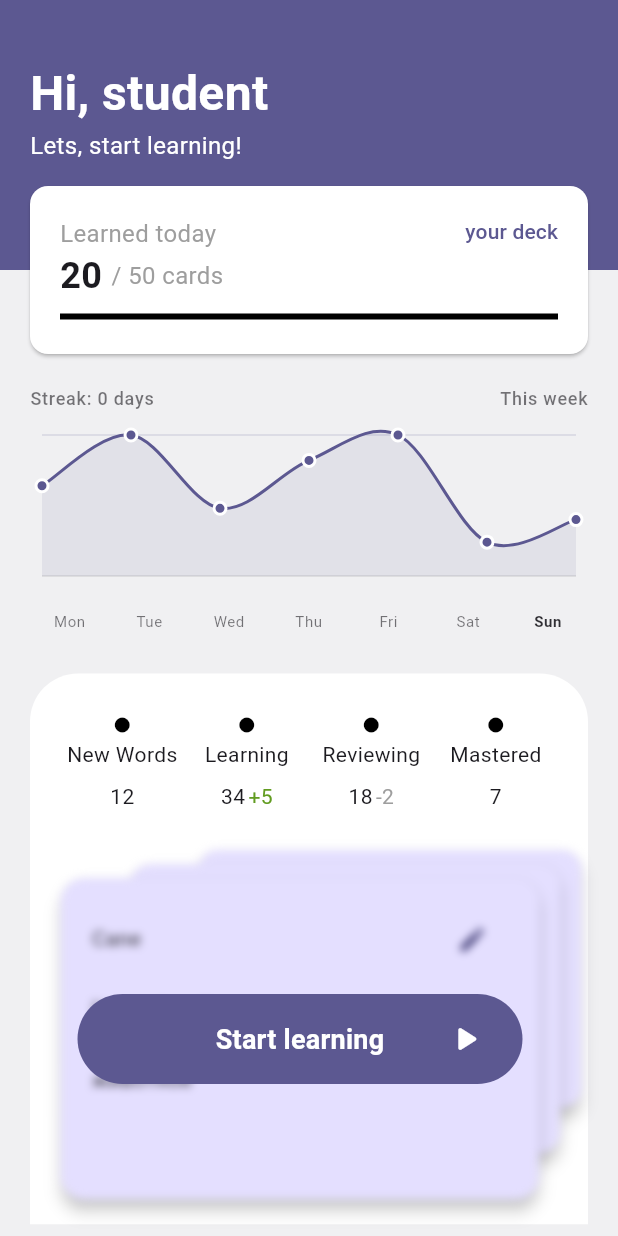
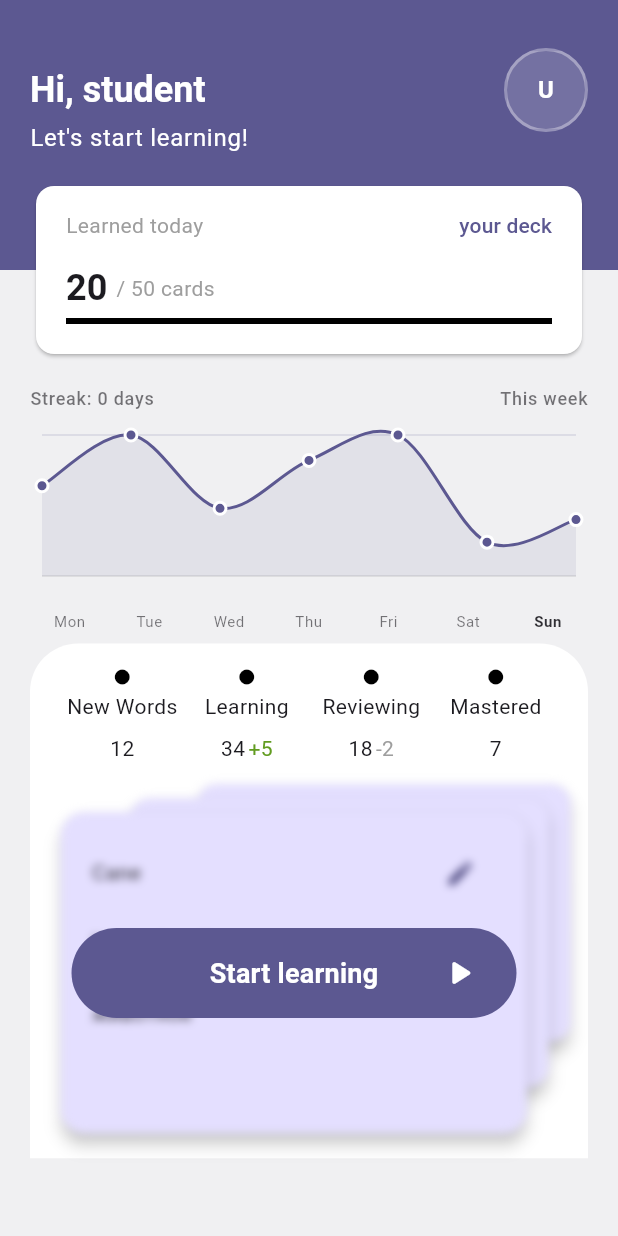
Before and after one commit to Alex-Yu21/flashcards_v2, a Flutter app: the HomeView screen opened directly, on a phone screen of 412 x 824 dp. Run offline on Flutter 3.47's test engine with Material 3 defaults, Android fonts, the phone set to English and light mode, and no system bars; drawn by our look-alikes of flutter_card_swiper; our stand-ins replace firebase_auth, firebase_core; accounts and stored records are empty; generated files the repository leaves out were written again.

Commit message:
refactor: small changes

```diff
--- a/lib/features/auth/presentation/views/auth_view.dart
+++ b/lib/features/auth/presentation/views/auth_view.dart
@@ -1,5 +1,5 @@
 import 'package:firebase_auth/firebase_auth.dart';
-import 'package:flashcards_v2/home_view.dart';
+import 'package:flashcards_v2/features/learning/presentation/views/home_view.dart';
 import 'package:flutter/material.dart';
 
 final _firebase = FirebaseAuth.instance;
--- a/lib/features/learning/presentation/views/home_view.dart
+++ b/lib/features/learning/presentation/views/home_view.dart
@@ -4,46 +4,58 @@ import 'package:flashcards_v2/features/learning/presentation/widgets/start_learn
 import 'package:flashcards_v2/features/learning/presentation/widgets/streak_widget.dart';
 import 'package:flutter/material.dart';
 
-// ===== Layout constants =====
+const double kPad = 20;
+const kInsetsAll = EdgeInsets.symmetric(horizontal: kPad);
+const kInsetsH = EdgeInsets.symmetric(horizontal: kPad);
+const kInsetsV = EdgeInsets.symmetric(vertical: kPad);
+
 const double kHeaderStackHeight = 250;
 const double kHeaderHeight = 180;
-const double kHeaderPadding = 20;
-const double kHeaderTitleFont = 32;
-const double kHeaderSubtitleFont = 16;
 const double kHeaderTitleBottomGap = 32;
 
 const double kCardTopOffset = 120;
-const double kCardSideMargin = 16;
 const double kCardHeight = 120;
-const double kCardPadding = 20;
-const double kMetricLabelSize = 16;
-const double kMetricValueSize = 24;
 const double kProgressBarHeight = 4;
 
-const double kScreenHorizontalPadding = 20;
-
-const double kLearningSectionHPad = 20;
-const double kLearningSectionVPad = 12;
-const double kLearningSectionRightPad = 12;
-const double kLearningSectionOpacity = 0.20;
 const double kLearningSectionRadius = 32;
 const double kLearningSectionElevation = 0;
 const double kDeckHeightFactor = 0.30;
 const double kDeckWidthFactor = 0.90;
 
+const double kAvatarSize = 56;
+const double kAvatarBorderWidth = 2;
+
 class HomeView extends StatelessWidget {
-  const HomeView({super.key});
+  const HomeView({super.key, this.avatarImage, this.avatarInitials});
+
+  final ImageProvider? avatarImage;
+  final String? avatarInitials;
 
   @override
   Widget build(BuildContext context) {
     final theme = Theme.of(context);
     final cs = theme.colorScheme;
 
+    final double avatarTop = (kCardTopOffset - kAvatarSize) / 2;
+
+    final titleStyle = theme.textTheme.headlineSmall?.copyWith(
+      color: Colors.white,
+      fontWeight: FontWeight.bold,
+    );
+    final subtitleStyle = theme.textTheme.bodyLarge?.copyWith(
+      color: Colors.white,
+    );
+    final metricLabelStyle = theme.textTheme.bodyMedium?.copyWith(
+      color: Colors.grey,
+    );
+    final metricValueStyle = theme.textTheme.headlineSmall?.copyWith(
+      fontWeight: FontWeight.bold,
+    );
+
     return Scaffold(
       backgroundColor: cs.surface,
       body: SafeArea(
-        child: Scaffold(
-          body: Column(
+        child: Column(
           children: [
             SizedBox(
               height: kHeaderStackHeight,
@@ -53,55 +65,52 @@ class HomeView extends StatelessWidget {
                   Container(
                     width: double.infinity,
                     height: kHeaderHeight,
-                      decoration: BoxDecoration(color: theme.primaryColor),
-                      child: const Padding(
-                        padding: EdgeInsets.all(kHeaderPadding),
+                    color: theme.primaryColor,
+                    child: Padding(
+                      padding: kInsetsAll,
                       child: Column(
                         mainAxisAlignment: MainAxisAlignment.center,
                         crossAxisAlignment: CrossAxisAlignment.start,
                         children: [
-                            Text(
-                              'Hi, student',
-                              style: TextStyle(
-                                color: Colors.white,
-                                fontSize: kHeaderTitleFont,
-                                fontWeight: FontWeight.bold,
-                              ),
-                            ),
-                            Text(
-                              'Lets, start learning!',
-                              style: TextStyle(
-                                color: Colors.white,
-                                fontSize: kHeaderSubtitleFont,
-                              ),
-                            ),
-                            SizedBox(height: kHeaderTitleBottomGap),
+                          Text('Hi, student', style: titleStyle),
+                          const SizedBox(height: 4),
+                          Text("Let's start learning!", style: subtitleStyle),
+                          const SizedBox(height: kHeaderTitleBottomGap),
                         ],
                       ),
                     ),
                   ),
+
+                  Positioned(
+                    top: avatarTop,
+                    right: kPad,
+                    child: _Avatar(
+                      size: kAvatarSize,
+                      borderWidth: kAvatarBorderWidth,
+                      image: avatarImage,
+                      initials: avatarInitials,
+                    ),
+                  ),
+
+                  //
                   Positioned(
                     top: kCardTopOffset,
-                      left: kCardSideMargin,
-                      right: kCardSideMargin,
+                    left: kPad,
+                    right: kPad,
                     child: SizedBox(
                       width: double.infinity,
                       height: kCardHeight,
                       child: Card(
                         child: Padding(
-                            padding: const EdgeInsets.all(kCardPadding),
+                          padding: kInsetsAll,
                           child: Column(
-                              crossAxisAlignment: CrossAxisAlignment.start,
                             children: [
+                              const SizedBox(height: 16),
                               Row(
-                                  crossAxisAlignment: CrossAxisAlignment.start,
                                 children: [
-                                    const Text(
+                                  Text(
                                     'Learned today',
-                                      style: TextStyle(
-                                        color: Colors.grey,
-                                        fontSize: kMetricLabelSize,
-                                      ),
+                                    style: metricLabelStyle,
                                   ),
                                   const Spacer(),
                                   TextButton(
@@ -116,32 +125,20 @@ class HomeView extends StatelessWidget {
                                   ),
                                 ],
                               ),
-                                const Row(
+                              const SizedBox(height: 16),
+                              Row(
                                 children: [
-                                    Text(
-                                      '20 ',
-                                      style: TextStyle(
-                                        fontSize: kMetricValueSize,
-                                        fontWeight: FontWeight.bold,
-                                      ),
-                                    ),
-                                    Text(
-                                      '/ 50 cards',
-                                      style: TextStyle(
-                                        color: Colors.grey,
-                                        fontSize: kMetricLabelSize,
-                                      ),
-                                    ),
+                                  Text('20 ', style: metricValueStyle),
+                                  Text('/ 50 cards', style: metricLabelStyle),
                                 ],
                               ),
-                                const SizedBox(height: 8),
+                              Spacer(),
                               Container(
                                 width: double.infinity,
                                 height: kProgressBarHeight,
-                                  decoration: const BoxDecoration(
                                 color: Colors.black,
                               ),
-                                ),
+                              const SizedBox(height: kPad),
                             ],
                           ),
                         ),
@@ -151,16 +148,58 @@ class HomeView extends StatelessWidget {
                 ],
               ),
             ),
-              const Padding(
-                padding: EdgeInsets.symmetric(
-                  horizontal: kScreenHorizontalPadding,
-                ),
-                child: StreakWidget(),
-              ),
+
+            const Padding(padding: kInsetsH, child: StreakWidget()),
+
             const _LearningSectionMock(),
           ],
         ),
       ),
+    );
+  }
+}
+
+class _Avatar extends StatelessWidget {
+  const _Avatar({
+    required this.size,
+    required this.borderWidth,
+    this.image,
+    this.initials,
+  });
+
+  final double size;
+  final double borderWidth;
+  final ImageProvider? image;
+  final String? initials;
+
+  @override
+  Widget build(BuildContext context) {
+    final borderColor = Colors.white.withValues(alpha: 0.35);
+    final bgFallback = Colors.white.withValues(alpha: 0.15);
+    final label = (initials ?? 'U').trim().toUpperCase();
+    final display = label.isEmpty
+        ? 'U'
+        : (label.length > 2 ? label.substring(0, 2) : label);
+
+    final initialsStyle = Theme.of(context).textTheme.titleMedium?.copyWith(
+      color: Colors.white,
+      fontWeight: FontWeight.w600,
+      letterSpacing: 0.2,
+    );
+
+    return Container(
+      width: size,
+      height: size,
+      decoration: BoxDecoration(
+        shape: BoxShape.circle,
+        border: Border.all(color: borderColor, width: borderWidth),
+      ),
+      clipBehavior: Clip.antiAlias,
+      child: image != null
+          ? Image(image: image!, fit: BoxFit.cover)
+          : ColoredBox(
+              color: bgFallback,
+              child: Center(child: Text(display, style: initialsStyle)),
             ),
     );
   }
@@ -178,7 +217,7 @@ class _LearningSectionMock extends StatelessWidget {
     final h = size.height;
 
     return Padding(
-      padding: const EdgeInsets.all(20),
+      padding: kInsetsAll,
       child: Card(
         margin: EdgeInsets.zero,
         elevation: kLearningSectionElevation,
@@ -190,15 +229,9 @@ class _LearningSectionMock extends StatelessWidget {
         child: Column(
           crossAxisAlignment: CrossAxisAlignment.stretch,
           children: [
-            const Padding(
-              padding: EdgeInsets.symmetric(
-                horizontal: kLearningSectionHPad,
-                vertical: kLearningSectionVPad,
-              ),
-              child: DotStatusWidget(),
-            ),
+            const Padding(padding: kInsetsAll, child: DotStatusWidget()),
             Padding(
-              padding: const EdgeInsets.only(right: kLearningSectionRightPad),
+              padding: const EdgeInsets.only(right: kPad),
               child: SizedBox(
                 height: h * kDeckHeightFactor,
                 width: w * kDeckWidthFactor,
--- a/lib/main.dart
+++ b/lib/main.dart
@@ -1,6 +1,6 @@
 import 'package:firebase_core/firebase_core.dart';
-import 'package:flashcards_v2/auth/presentation/views/auth_view.dart';
 import 'package:flashcards_v2/core/theme/theme_controller.dart';
+import 'package:flashcards_v2/features/auth/presentation/views/auth_view.dart';
 import 'package:flutter/material.dart';
 
 import 'firebase_options.dart';
```
Lines whose indentation alone changed are shown as unchanged.
